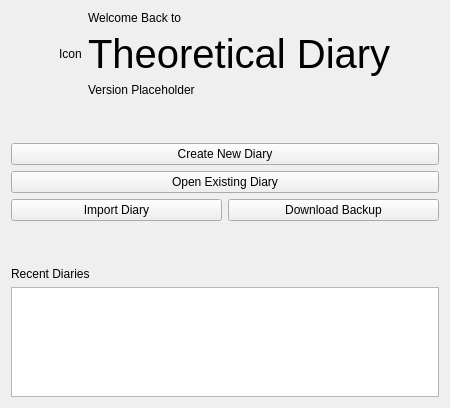
someretical/TheoreticalDiary, file src/gui/MainMenu.ui: the form before one commit.
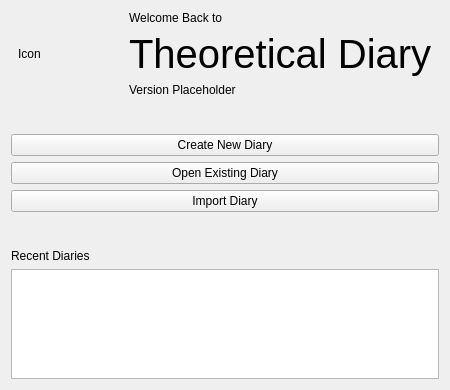
The form after the commit.

Commit message:
added PasswordLineEdit class
- moved some ui classes to the editor subdirectory
- refactored m_ui members for major classes
- incremented patch version

The edit to the form file:
```diff
--- a/src/gui/MainMenu.ui
+++ b/src/gui/MainMenu.ui
@@ -7,7 +7,7 @@
     <x>0</x>
     <y>0</y>
     <width>450</width>
-    <height>408</height>
+    <height>390</height>
    </rect>
   </property>
   <property name="sizePolicy">
@@ -33,12 +33,6 @@
        <property name="orientation">
         <enum>Qt::Horizontal</enum>
        </property>
-       <property name="sizeHint" stdset="0">
-        <size>
-         <width>0</width>
-         <height>20</height>
-        </size>
-       </property>
       </spacer>
      </item>
      <item>
@@ -83,12 +77,6 @@
        <property name="orientation">
         <enum>Qt::Horizontal</enum>
        </property>
-       <property name="sizeHint" stdset="0">
-        <size>
-         <width>0</width>
-         <height>20</height>
-        </size>
-       </property>
       </spacer>
      </item>
     </layout>
@@ -121,8 +109,6 @@
     </widget>
    </item>
    <item>
-    <layout class="QHBoxLayout" name="horizontalLayout_2">
-     <item>
       <widget class="QPushButton" name="buttonImportDiary">
        <property name="text">
         <string>Import Diary</string>
@@ -130,15 +116,6 @@
       </widget>
      </item>
      <item>
-      <widget class="QPushButton" name="buttonDownloadBackup">
-       <property name="text">
-        <string>Download Backup</string>
-       </property>
-      </widget>
-     </item>
-    </layout>
-   </item>
-   <item>
     <spacer name="verticalSpacer_2">
      <property name="orientation">
       <enum>Qt::Vertical</enum>
@@ -174,13 +151,7 @@
        </widget>
       </item>
       <item>
-       <widget class="QListView" name="recentDiariesList">
-        <property name="sizePolicy">
-         <sizepolicy hsizetype="Expanding" vsizetype="Fixed">
-          <horstretch>0</horstretch>
-          <verstretch>0</verstretch>
-         </sizepolicy>
-        </property>
+       <widget class="QListWidget" name="recentDiariesList">
         <property name="maximumSize">
          <size>
           <width>16777215</width>
```
Left out of the diff: 2 changed lines with no effect on the pictures. Lines whose indentation alone changed are shown as unchanged. The commit also changes 32 other files.
